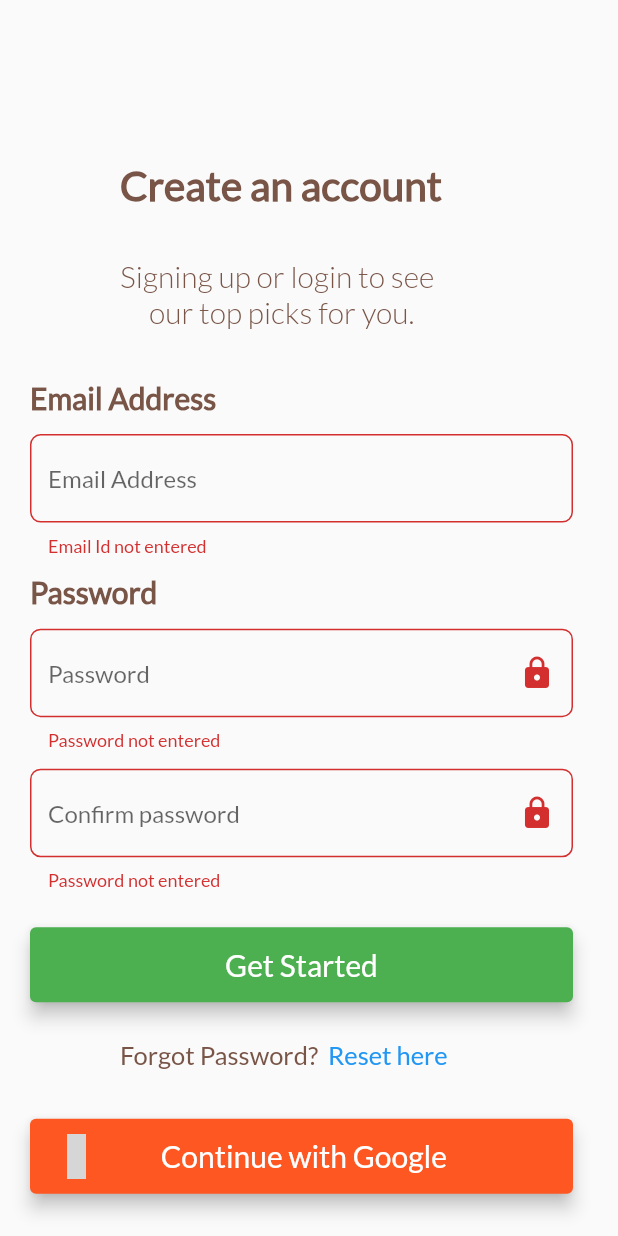
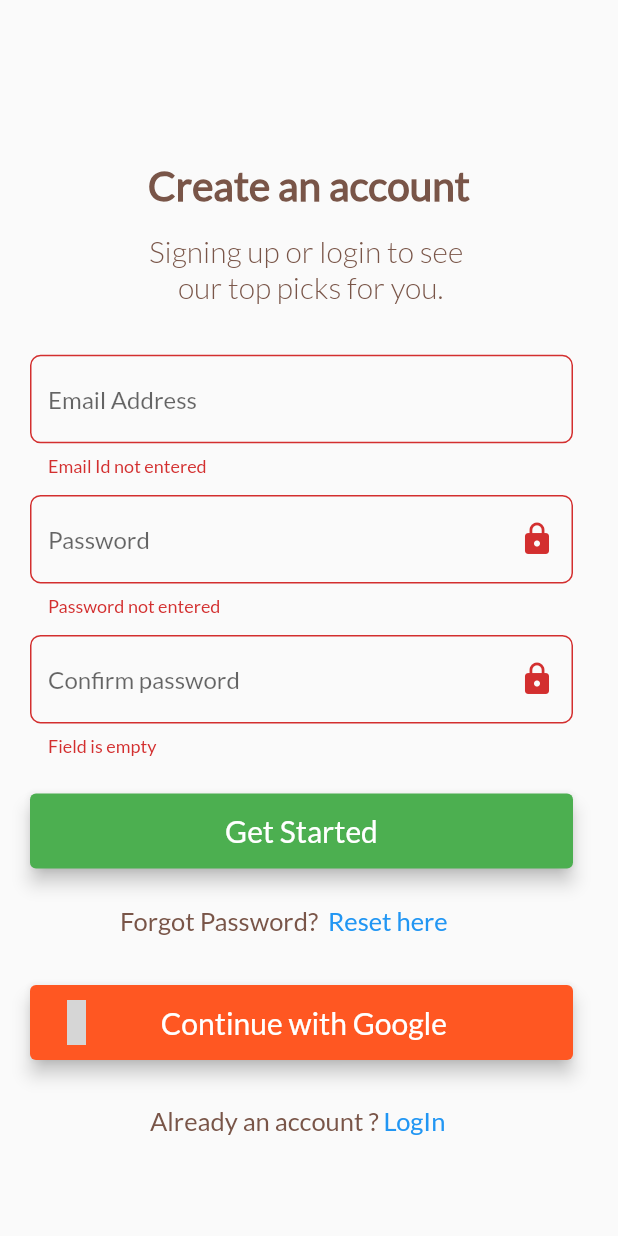
Before and after one commit to Anirudhkv/tatos, a Flutter app: the screen it shows after launch, after a tap on "Get Started", on a phone screen of 412 x 824 dp. Run offline on Flutter 3.47's test engine with Material 2 defaults, Android fonts, the light colour scheme and no system bars; our stand-ins replace material_design_icons_flutter; grey boxes are pictures that could not be loaded.

Commit message:
create page complete

```diff
--- a/lib/screens/create_account_screen.dart
+++ b/lib/screens/create_account_screen.dart
@@ -10,15 +10,18 @@ class CreateAccountScreen extends StatefulWidget {
 class _CreateAccountScreenState extends State<CreateAccountScreen> {
   final _formKey = GlobalKey<FormState>();
   var _passwordFocus = FocusNode();
+  var _confirmpasswordFocus = FocusNode();
   var _loginFocus = FocusNode();
   var _obscureText = true;
-
+  var _passwordController = TextEditingController();
   @override
   void dispose() {
     // TODO: implement dispose
     super.dispose();
     _passwordFocus.dispose();
     _loginFocus.dispose();
+    _confirmpasswordFocus.dispose();
+    _passwordController.dispose();
   }
 
   void _toggle() {
@@ -44,31 +47,25 @@ class _CreateAccountScreenState extends State<CreateAccountScreen> {
       child: Container(
           height: MediaQuery.of(context).size.height * 1,
           width: double.infinity,
-          child: Padding(
-              padding: const EdgeInsets.only(left: 20),
-              child: Column(
-                  crossAxisAlignment: CrossAxisAlignment.start,
+          child:
+              Column(crossAxisAlignment: CrossAxisAlignment.center, children: [
+            SizedBox(height: MediaQuery.of(context).size.height * 0.13),
+            Column(
               children: [
-                    SizedBox(height: MediaQuery.of(context).size.height * 0.13),
-                    Padding(
-                      padding: const EdgeInsets.only(left: 60),
-                      child: Text(
+                Text(
                   "Create an account",
                   style: TextStyle(
                       color: Colors.brown,
                       fontSize: 27,
                       fontWeight: FontWeight.bold),
                 ),
-                    ),
-                    SizedBox(height: MediaQuery.of(context).size.height * 0.04),
-                    Padding(
-                      padding: const EdgeInsets.only(left: 60),
-                      child: Text(
-                          'Signing up or login to see \n     our top picks for you.',
+                SizedBox(height: MediaQuery.of(context).size.height * 0.02),
+                Text('Signing up or login to see \n     our top picks for you.',
                     style: TextStyle(
                         color: Colors.brown,
                         fontSize: 20,
                         fontWeight: FontWeight.w300)),
+              ],
             ),
             SizedBox(height: MediaQuery.of(context).size.height * 0.04),
             Form(
@@ -77,28 +74,18 @@ class _CreateAccountScreenState extends State<CreateAccountScreen> {
                 crossAxisAlignment: CrossAxisAlignment.start,
                 children: [
                   Padding(
-                              padding: const EdgeInsets.only(right: 30),
+                      padding: const EdgeInsets.only(left: 20, right: 30),
                       child: Column(
                         crossAxisAlignment: CrossAxisAlignment.start,
                         children: [
-                                  Text('Email Address',
-                                      style: TextStyle(
-                                          color: Colors.brown,
-                                          fontSize: 20,
-                                          fontWeight: FontWeight.bold)),
-                                  SizedBox(
-                                      height:
-                                          MediaQuery.of(context).size.height *
-                                              0.015),
                           TextFormField(
                             textInputAction: TextInputAction.next,
                             decoration: InputDecoration(
                                 hintText: 'Email Address',
                                 border: OutlineInputBorder(
-                                            borderSide: BorderSide(
-                                                color: Colors.brown[300]),
-                                            borderRadius:
-                                                BorderRadius.circular(7))),
+                                    borderSide:
+                                        BorderSide(color: Colors.brown[300]),
+                                    borderRadius: BorderRadius.circular(7))),
                             validator: (value) {
                               if (value.isEmpty) {
                                 return "Email Id not entered";
@@ -112,22 +99,12 @@ class _CreateAccountScreenState extends State<CreateAccountScreen> {
                           ),
                           SizedBox(
                               height:
-                                          MediaQuery.of(context).size.height *
-                                              0.015),
-                                  Text('Password',
-                                      style: TextStyle(
-                                          color: Colors.brown,
-                                          fontSize: 20,
-                                          fontWeight: FontWeight.bold)),
+                                  MediaQuery.of(context).size.height * 0.015),
                           Column(
                             children: [
-                                      SizedBox(
-                                          height: MediaQuery.of(context)
-                                                  .size
-                                                  .height *
-                                              0.015),
                               TextFormField(
-                                          textInputAction: TextInputAction.done,
+                                  controller: _passwordController,
+                                  textInputAction: TextInputAction.next,
                                   focusNode: _passwordFocus,
                                   obscureText: _obscureText,
                                   decoration: InputDecoration(
@@ -135,8 +112,7 @@ class _CreateAccountScreenState extends State<CreateAccountScreen> {
                                     border: OutlineInputBorder(
                                         borderSide: BorderSide(
                                             color: Colors.brown[300]),
-                                                borderRadius:
-                                                    BorderRadius.circular(7)),
+                                        borderRadius: BorderRadius.circular(7)),
                                     suffixIcon: IconButton(
                                       icon: Icon(_obscureText
                                           ? Icons.lock
@@ -152,25 +128,21 @@ class _CreateAccountScreenState extends State<CreateAccountScreen> {
                                   },
                                   onFieldSubmitted: (value) {
                                     FocusScope.of(context)
-                                                .requestFocus(_loginFocus);
-                                            _next();
+                                        .requestFocus(_confirmpasswordFocus);
                                   }),
                               SizedBox(
-                                          height: MediaQuery.of(context)
-                                                  .size
-                                                  .height *
+                                  height: MediaQuery.of(context).size.height *
                                       0.015),
                               TextFormField(
-                                          textInputAction: TextInputAction.done,
-                                          focusNode: _passwordFocus,
+                                  textInputAction: TextInputAction.go,
+                                  focusNode: _confirmpasswordFocus,
                                   obscureText: _obscureText,
                                   decoration: InputDecoration(
                                     hintText: 'Confirm password',
                                     border: OutlineInputBorder(
                                         borderSide: BorderSide(
                                             color: Colors.brown[300]),
-                                                borderRadius:
-                                                    BorderRadius.circular(7)),
+                                        borderRadius: BorderRadius.circular(7)),
                                     suffixIcon: IconButton(
                                       icon: Icon(_obscureText
                                           ? Icons.lock
@@ -180,7 +152,10 @@ class _CreateAccountScreenState extends State<CreateAccountScreen> {
                                   ),
                                   validator: (value) {
                                     if (value.isEmpty) {
-                                              return "Password not entered";
+                                      return "Field is empty";
+                                    }
+                                    if (_passwordController.text != value) {
+                                      return "Passwords do not Match";
                                     }
                                     return null;
                                   },
@@ -190,46 +165,40 @@ class _CreateAccountScreenState extends State<CreateAccountScreen> {
                                     _next();
                                   }),
                               SizedBox(
-                                          height: MediaQuery.of(context)
-                                                  .size
-                                                  .height *
+                                  height: MediaQuery.of(context).size.height *
                                       0.03),
                               Container(
                                 height: 50,
                                 child: ElevatedButton(
                                     style: ButtonStyle(
                                         backgroundColor:
-                                                    MaterialStateProperty.all<
-                                                        Color>(Colors.green),
-                                                elevation: MaterialStateProperty
-                                                    .all<double>(5)),
+                                            MaterialStateProperty.all<Color>(
+                                                Colors.green),
+                                        elevation:
+                                            MaterialStateProperty.all<double>(
+                                                5)),
                                     onPressed: _next,
                                     child: Container(
                                       width: double.infinity,
                                       child: Text(
                                         'Get Started',
                                         style: TextStyle(
-                                                    fontSize: 20,
-                                                    color: Colors.white),
+                                            fontSize: 20, color: Colors.white),
                                         textAlign: TextAlign.center,
                                       ),
                                     )),
                               ),
                               SizedBox(
-                                          height: MediaQuery.of(context)
-                                                  .size
-                                                  .height *
+                                  height: MediaQuery.of(context).size.height *
                                       0.03),
                               Padding(
-                                        padding:
-                                            const EdgeInsets.only(left: 60),
+                                padding: const EdgeInsets.only(left: 60),
                                 child: Row(
                                   children: [
                                     Text(
                                       'Forgot Password?',
                                       style: TextStyle(
-                                                  fontSize: 17,
-                                                  color: Colors.brown),
+                                          fontSize: 17, color: Colors.brown),
                                       textAlign: TextAlign.center,
                                     ),
                                     InkWell(
@@ -239,28 +208,25 @@ class _CreateAccountScreenState extends State<CreateAccountScreen> {
                                       child: Text(
                                         '  Reset here',
                                         style: TextStyle(
-                                                    fontSize: 17,
-                                                    color: Colors.blue),
+                                            fontSize: 17, color: Colors.blue),
                                       ),
                                     ),
                                   ],
                                 ),
                               ),
                               SizedBox(
-                                          height: MediaQuery.of(context)
-                                                  .size
-                                                  .height *
+                                  height: MediaQuery.of(context).size.height *
                                       0.04),
                               Container(
                                 height: 50,
                                 child: ElevatedButton(
                                     style: ButtonStyle(
                                         backgroundColor:
-                                                    MaterialStateProperty.all<
-                                                            Color>(
+                                            MaterialStateProperty.all<Color>(
                                                 Colors.deepOrange),
-                                                elevation: MaterialStateProperty
-                                                    .all<double>(5)),
+                                        elevation:
+                                            MaterialStateProperty.all<double>(
+                                                5)),
                                     onPressed: () => {},
                                     child: Container(
                                       width: double.infinity,
@@ -271,8 +237,7 @@ class _CreateAccountScreenState extends State<CreateAccountScreen> {
                                             size: 30,
                                           ),
                                           SizedBox(
-                                                      width:
-                                                          MediaQuery.of(context)
+                                              width: MediaQuery.of(context)
                                                       .size
                                                       .width *
                                                   0.1),
@@ -288,23 +253,26 @@ class _CreateAccountScreenState extends State<CreateAccountScreen> {
                                     )),
                               ),
                               Padding(
-                                        padding: const EdgeInsets.only(
-                                            left: 80, top: 30),
+                                padding:
+                                    const EdgeInsets.only(left: 80, top: 30),
                                 child: Row(
                                   children: [
                                     Text(
-                                              'No account ?',
+                                      'Already an account ?',
                                       style: TextStyle(
-                                                  fontSize: 17,
-                                                  color: Colors.brown),
+                                          fontSize: 17, color: Colors.brown),
                                       textAlign: TextAlign.center,
                                     ),
-                                            Text(
-                                              ' Create one',
+                                    InkWell(
+                                      onTap: () => Navigator.of(context)
+                                          .pushReplacementNamed(
+                                              LoginPage.routeName),
+                                      child: Text(
+                                        ' LogIn',
                                         style: TextStyle(
-                                                  fontSize: 17,
-                                                  color: Colors.blue),
+                                            fontSize: 17, color: Colors.blue),
                                         textAlign: TextAlign.center,
+                                      ),
                                     ),
                                   ],
                                 ),
@@ -316,7 +284,7 @@ class _CreateAccountScreenState extends State<CreateAccountScreen> {
                 ],
               ),
             ),
-                  ]))),
+          ])),
     ));
   }
 }
--- a/lib/screens/login.dart
+++ b/lib/screens/login.dart
@@ -166,7 +166,7 @@ class _LoginPageState extends State<LoginPage> {
                                             child: Container(
                                               width: double.infinity,
                                               child: Text(
-                                                'Get Started',
+                                                'Log In',
                                                 style: TextStyle(
                                                     fontSize: 20,
                                                     color: Colors.white),
```
Lines whose indentation alone changed are shown as unchanged.
